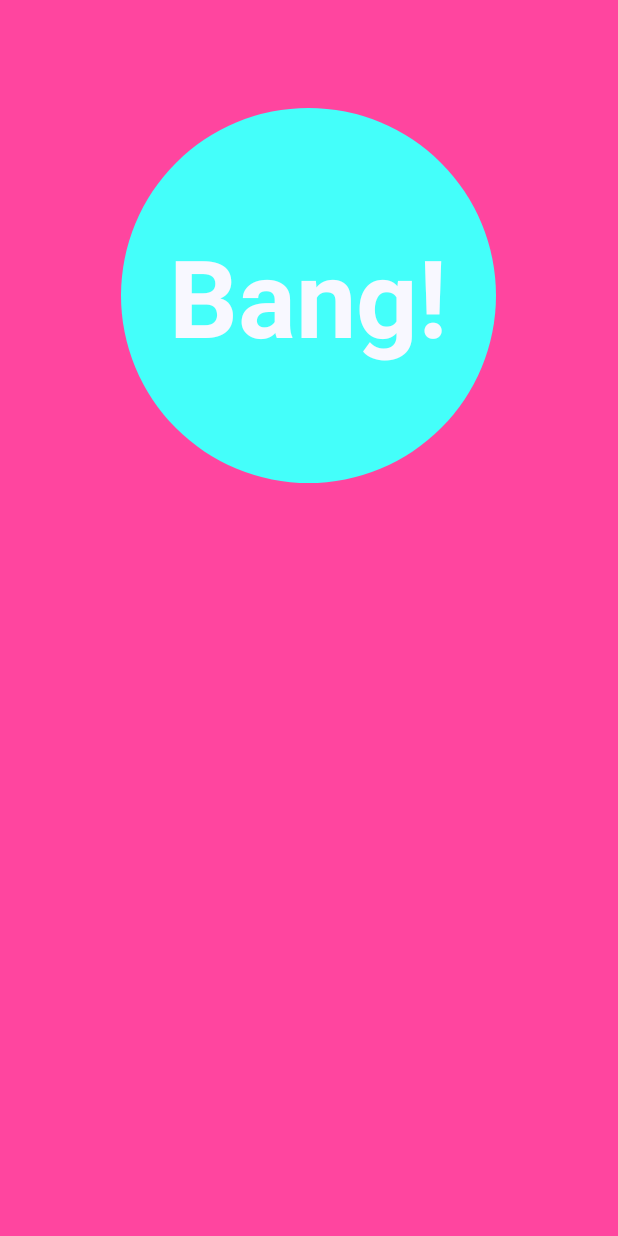
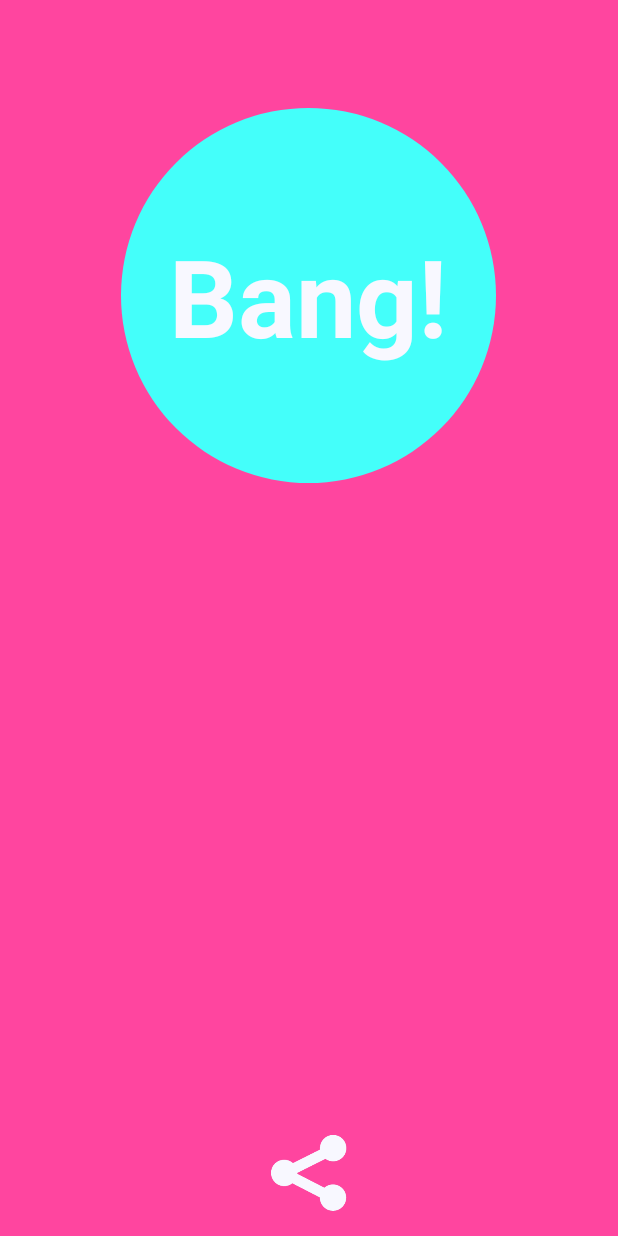
Before and after one commit to essesm/bang, an Android app: the screen it shows after launch (BangActivity), on a phone screen of 412 x 824 dp. Run offline under Robolectric (Android 15) with nearby library versions, the phone set to English and light mode, and no system bars; 1 statement that could not run was skipped.

Commit message:
Share button functional.

```diff
--- a/app/src/main/res/layout/activity_bang.xml
+++ b/app/src/main/res/layout/activity_bang.xml
@@ -32,4 +32,13 @@
         android:layout_marginBottom="12dp"
         android:padding="16dp" />
 
+    <ImageButton
+        android:layout_width="52dp"
+        android:layout_height="52dp"
+        android:layout_centerHorizontal="true"
+        android:layout_alignParentBottom="true"
+        android:background="@drawable/share_selector"
+        android:layout_margin="16dp"
+        android:onClick="share"/>
+
 </RelativeLayout>
--- a/app/src/main/res/values/strings.xml
+++ b/app/src/main/res/values/strings.xml
@@ -5,5 +5,6 @@
     <string name="hello_world">Hello world!</string>
     <string name="action_settings">Settings</string>
     <string name="bang_text">Bang!</string>
+    <string name="send_to">Share Bang!</string>
 
 </resources>
```
Also changed, not shown: app/src/main/java/com/messes/panorama/bang/BangActivity.java (+13 -0 lines), app/src/main/res/drawable-hdpi/ic_launcher.png, app/src/main/res/drawable-mdpi/ic_launcher.png, app/src/main/res/drawable-xhdpi/ic_launcher.png, app/src/main/res/drawable-xxhdpi/ic_launcher.png, 1 other file.
